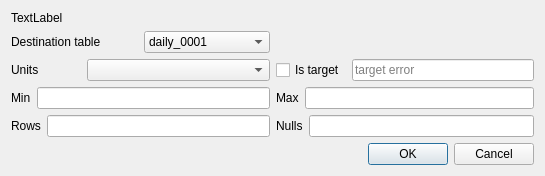
This is Utilities/DbOperation/AddColumnDialog.ui in wtom76/ML as Qt 5 draws it before an edit. The edited form follows.
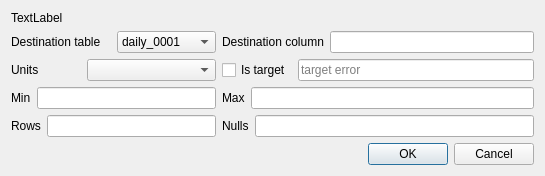
This is the edited form.

Commit message: working on add column method

Patch:
```diff
--- a/Utilities/DbOperation/AddColumnDialog.ui
+++ b/Utilities/DbOperation/AddColumnDialog.ui
@@ -51,6 +51,16 @@
      </item>
     </layout>
    </item>
+   <item row="1" column="1">
+    <widget class="QLabel" name="label_7">
+     <property name="text">
+      <string>Destination column</string>
+     </property>
+    </widget>
+   </item>
+   <item row="1" column="2">
+    <widget class="QLineEdit" name="dest_column_"/>
+   </item>
    <item row="2" column="0">
     <layout class="QHBoxLayout" name="horizontalLayout">
      <item>
@@ -83,7 +93,7 @@
      </item>
     </layout>
    </item>
-   <item row="2" column="1">
+   <item row="2" column="1" colspan="2">
     <layout class="QHBoxLayout" name="horizontalLayout_7">
      <item>
       <widget class="QCheckBox" name="is_target_">
@@ -119,7 +129,7 @@
      </item>
     </layout>
    </item>
-   <item row="3" column="1">
+   <item row="3" column="1" colspan="2">
     <layout class="QHBoxLayout" name="horizontalLayout_2">
      <item>
       <widget class="QLabel" name="label_3">
@@ -155,7 +165,7 @@
      </item>
     </layout>
    </item>
-   <item row="4" column="1">
+   <item row="4" column="1" colspan="2">
     <layout class="QHBoxLayout" name="horizontalLayout_5">
      <item>
       <widget class="QLabel" name="label_5">
@@ -173,7 +183,7 @@
      </item>
     </layout>
    </item>
-   <item row="5" column="1">
+   <item row="5" column="1" colspan="2">
     <widget class="QDialogButtonBox" name="button_box_">
      <property name="standardButtons">
       <set>QDialogButtonBox::Cancel|QDialogButtonBox::Ok</set>
```
The commit also changes 10 other files.
